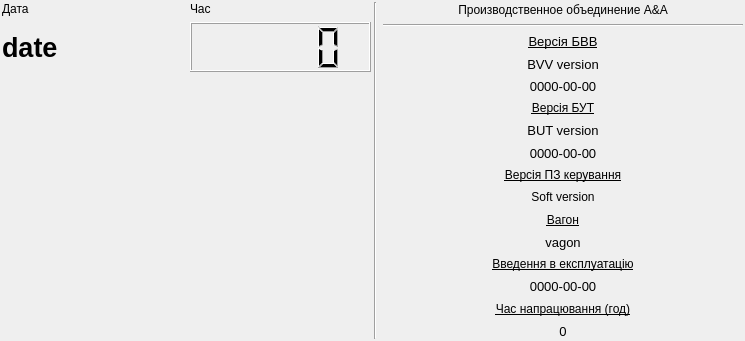
Before: the Qt Designer form ClimateControlSystem/Frames/CarInformationFrame.ui in Aleksey710/climatecontrolsystem, drawn with Qt 5.
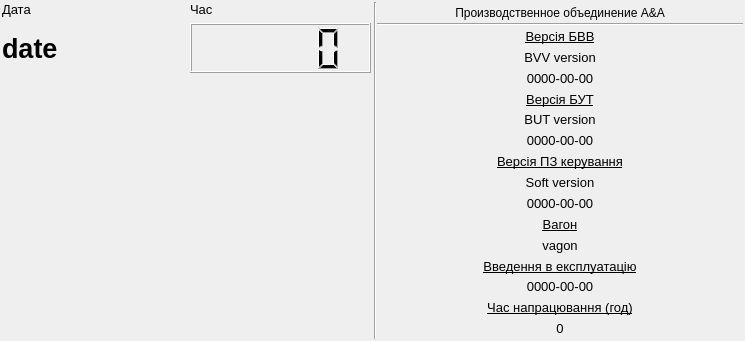
After: the same form once the commit is applied.

Commit message: исправления

Patch:
```diff
--- a/ClimateControlSystem/Frames/CarInformationFrame.ui
+++ b/ClimateControlSystem/Frames/CarInformationFrame.ui
@@ -50,6 +50,11 @@
          <layout class="QGridLayout" name="gridLayout_3">
           <item row="0" column="0">
            <widget class="QLabel" name="label">
+            <property name="font">
+             <font>
+              <pointsize>10</pointsize>
+             </font>
+            </property>
             <property name="text">
              <string>Дата</string>
             </property>
@@ -67,6 +72,11 @@
           </item>
           <item row="0" column="1">
            <widget class="QLabel" name="label_2">
+            <property name="font">
+             <font>
+              <pointsize>10</pointsize>
+             </font>
+            </property>
             <property name="text">
              <string>Час</string>
             </property>
@@ -119,20 +129,28 @@
         <property name="bottomMargin">
          <number>1</number>
         </property>
+        <property name="spacing">
+         <number>0</number>
+        </property>
         <item row="0" column="1">
          <layout class="QGridLayout" name="gridLayout_4">
-          <item row="14" column="0">
-           <widget class="QLabel" name="label_10">
+          <property name="spacing">
+           <number>0</number>
+          </property>
+          <item row="16" column="0">
+           <widget class="QLabel" name="lbWorkTime">
             <property name="font">
              <font>
-              <underline>true</underline>
+              <pointsize>10</pointsize>
+              <weight>50</weight>
+              <bold>false</bold>
              </font>
             </property>
             <property name="layoutDirection">
              <enum>Qt::LeftToRight</enum>
             </property>
             <property name="text">
-             <string>Час напрацювання (год)</string>
+             <string>0</string>
             </property>
             <property name="alignment">
              <set>Qt::AlignCenter</set>
@@ -140,59 +158,18 @@
            </widget>
           </item>
           <item row="11" column="0">
-           <widget class="QLabel" name="lbVagon">
+           <widget class="QLabel" name="label_7">
             <property name="font">
              <font>
               <pointsize>10</pointsize>
-              <weight>50</weight>
-              <bold>false</bold>
+              <underline>true</underline>
              </font>
             </property>
             <property name="layoutDirection">
              <enum>Qt::LeftToRight</enum>
             </property>
             <property name="text">
-             <string>vagon</string>
-            </property>
-            <property name="alignment">
-             <set>Qt::AlignCenter</set>
-            </property>
-           </widget>
-          </item>
-          <item row="7" column="0">
-           <widget class="QLabel" name="lbButDateVersion">
-            <property name="font">
-             <font>
-              <pointsize>10</pointsize>
-              <weight>50</weight>
-              <bold>false</bold>
-             </font>
-            </property>
-            <property name="layoutDirection">
-             <enum>Qt::LeftToRight</enum>
-            </property>
-            <property name="text">
-             <string>0000-00-00</string>
-            </property>
-            <property name="alignment">
-             <set>Qt::AlignCenter</set>
-            </property>
-           </widget>
-          </item>
-          <item row="6" column="0">
-           <widget class="QLabel" name="lbButVersion">
-            <property name="font">
-             <font>
-              <pointsize>10</pointsize>
-              <weight>50</weight>
-              <bold>false</bold>
-             </font>
-            </property>
-            <property name="layoutDirection">
-             <enum>Qt::LeftToRight</enum>
-            </property>
-            <property name="text">
-             <string>BUT version</string>
+             <string>Вагон</string>
             </property>
             <property name="alignment">
              <set>Qt::AlignCenter</set>
@@ -203,6 +180,7 @@
            <widget class="QLabel" name="label_6">
             <property name="font">
              <font>
+              <pointsize>10</pointsize>
               <underline>true</underline>
              </font>
             </property>
@@ -217,44 +195,8 @@
             </property>
            </widget>
           </item>
-          <item row="8" column="0">
-           <widget class="QLabel" name="label_8">
-            <property name="font">
-             <font>
-              <underline>true</underline>
-             </font>
-            </property>
-            <property name="layoutDirection">
-             <enum>Qt::LeftToRight</enum>
-            </property>
-            <property name="text">
-             <string>Версiя ПЗ керування</string>
-            </property>
-            <property name="alignment">
-             <set>Qt::AlignCenter</set>
-            </property>
-           </widget>
-          </item>
-          <item row="12" column="0">
-           <widget class="QLabel" name="label_9">
-            <property name="font">
-             <font>
-              <underline>true</underline>
-             </font>
-            </property>
-            <property name="layoutDirection">
-             <enum>Qt::LeftToRight</enum>
-            </property>
-            <property name="text">
-             <string>Введення в експлуатацiю</string>
-            </property>
-            <property name="alignment">
-             <set>Qt::AlignCenter</set>
-            </property>
-           </widget>
-          </item>
-          <item row="15" column="0">
-           <widget class="QLabel" name="lbWorkTime">
+          <item row="14" column="0">
+           <widget class="QLabel" name="lbStartUseDate">
             <property name="font">
              <font>
               <pointsize>10</pointsize>
@@ -266,7 +208,7 @@
              <enum>Qt::LeftToRight</enum>
             </property>
             <property name="text">
-             <string>0</string>
+             <string>0000-00-00</string>
             </property>
             <property name="alignment">
              <set>Qt::AlignCenter</set>
@@ -293,24 +235,6 @@
             </property>
            </widget>
           </item>
-          <item row="10" column="0">
-           <widget class="QLabel" name="label_7">
-            <property name="font">
-             <font>
-              <underline>true</underline>
-             </font>
-            </property>
-            <property name="layoutDirection">
-             <enum>Qt::LeftToRight</enum>
-            </property>
-            <property name="text">
-             <string>Вагон</string>
-            </property>
-            <property name="alignment">
-             <set>Qt::AlignCenter</set>
-            </property>
-           </widget>
-          </item>
           <item row="1" column="0">
            <widget class="Line" name="line_2">
             <property name="orientation">
@@ -318,39 +242,6 @@
             </property>
            </widget>
           </item>
-          <item row="3" column="0">
-           <widget class="QLabel" name="lbBvvVersion">
-            <property name="font">
-             <font>
-              <pointsize>10</pointsize>
-              <weight>50</weight>
-              <bold>false</bold>
-             </font>
-            </property>
-            <property name="layoutDirection">
-             <enum>Qt::LeftToRight</enum>
-            </property>
-            <property name="text">
-             <string>BVV version</string>
-            </property>
-            <property name="alignment">
-             <set>Qt::AlignCenter</set>
-            </property>
-           </widget>
-          </item>
-          <item row="9" column="0">
-           <widget class="QLabel" name="lbSoftVersion">
-            <property name="layoutDirection">
-             <enum>Qt::LeftToRight</enum>
-            </property>
-            <property name="text">
-             <string>Soft version</string>
-            </property>
-            <property name="alignment">
-             <set>Qt::AlignCenter</set>
-            </property>
-           </widget>
-          </item>
           <item row="0" column="0">
            <widget class="QLabel" name="lbCompany">
             <property name="layoutDirection">
@@ -387,11 +278,87 @@
             </property>
            </widget>
           </item>
+          <item row="15" column="0">
+           <widget class="QLabel" name="label_10">
+            <property name="font">
+             <font>
+              <pointsize>10</pointsize>
+              <underline>true</underline>
+             </font>
+            </property>
+            <property name="layoutDirection">
+             <enum>Qt::LeftToRight</enum>
+            </property>
+            <property name="text">
+             <string>Час напрацювання (год)</string>
+            </property>
+            <property name="alignment">
+             <set>Qt::AlignCenter</set>
+            </property>
+           </widget>
+          </item>
+          <item row="3" column="0">
+           <widget class="QLabel" name="lbBvvVersion">
+            <property name="font">
+             <font>
+              <pointsize>10</pointsize>
+              <weight>50</weight>
+              <bold>false</bold>
+             </font>
+            </property>
+            <property name="layoutDirection">
+             <enum>Qt::LeftToRight</enum>
+            </property>
+            <property name="text">
+             <string>BVV version</string>
+            </property>
+            <property name="alignment">
+             <set>Qt::AlignCenter</set>
+            </property>
+           </widget>
+          </item>
+          <item row="9" column="0">
+           <widget class="QLabel" name="lbSoftVersion">
+            <property name="font">
+             <font>
+              <pointsize>10</pointsize>
+             </font>
+            </property>
+            <property name="layoutDirection">
+             <enum>Qt::LeftToRight</enum>
+            </property>
+            <property name="text">
+             <string>Soft version</string>
+            </property>
+            <property name="alignment">
+             <set>Qt::AlignCenter</set>
+            </property>
+           </widget>
+          </item>
           <item row="13" column="0">
-           <widget class="QLabel" name="lbStartUseDate">
+           <widget class="QLabel" name="label_9">
             <property name="font">
              <font>
               <pointsize>10</pointsize>
+              <underline>true</underline>
+             </font>
+            </property>
+            <property name="layoutDirection">
+             <enum>Qt::LeftToRight</enum>
+            </property>
+            <property name="text">
+             <string>Введення в експлуатацiю</string>
+            </property>
+            <property name="alignment">
+             <set>Qt::AlignCenter</set>
+            </property>
+           </widget>
+          </item>
+          <item row="7" column="0">
+           <widget class="QLabel" name="lbButDateVersion">
+            <property name="font">
+             <font>
+              <pointsize>10</pointsize>
               <weight>50</weight>
               <bold>false</bold>
              </font>
@@ -407,6 +374,80 @@
             </property>
            </widget>
           </item>
+          <item row="12" column="0">
+           <widget class="QLabel" name="lbVagon">
+            <property name="font">
+             <font>
+              <pointsize>10</pointsize>
+              <weight>50</weight>
+              <bold>false</bold>
+             </font>
+            </property>
+            <property name="layoutDirection">
+             <enum>Qt::LeftToRight</enum>
+            </property>
+            <property name="text">
+             <string>vagon</string>
+            </property>
+            <property name="alignment">
+             <set>Qt::AlignCenter</set>
+            </property>
+           </widget>
+          </item>
+          <item row="8" column="0">
+           <widget class="QLabel" name="label_8">
+            <property name="font">
+             <font>
+              <pointsize>10</pointsize>
+              <underline>true</underline>
+             </font>
+            </property>
+            <property name="layoutDirection">
+             <enum>Qt::LeftToRight</enum>
+            </property>
+            <property name="text">
+             <string>Версiя ПЗ керування</string>
+            </property>
+            <property name="alignment">
+             <set>Qt::AlignCenter</set>
+            </property>
+           </widget>
+          </item>
+          <item row="6" column="0">
+           <widget class="QLabel" name="lbButVersion">
+            <property name="font">
+             <font>
+              <pointsize>10</pointsize>
+              <weight>50</weight>
+              <bold>false</bold>
+             </font>
+            </property>
+            <property name="layoutDirection">
+             <enum>Qt::LeftToRight</enum>
+            </property>
+            <property name="text">
+             <string>BUT version</string>
+            </property>
+            <property name="alignment">
+             <set>Qt::AlignCenter</set>
+            </property>
+           </widget>
+          </item>
+          <item row="10" column="0">
+           <widget class="QLabel" name="lbSoftDate">
+            <property name="font">
+             <font>
+              <pointsize>10</pointsize>
+             </font>
+            </property>
+            <property name="text">
+             <string>0000-00-00</string>
+            </property>
+            <property name="alignment">
+             <set>Qt::AlignCenter</set>
+            </property>
+           </widget>
+          </item>
          </layout>
         </item>
         <item row="0" column="0">
```
The commit also changes 1 other file.
